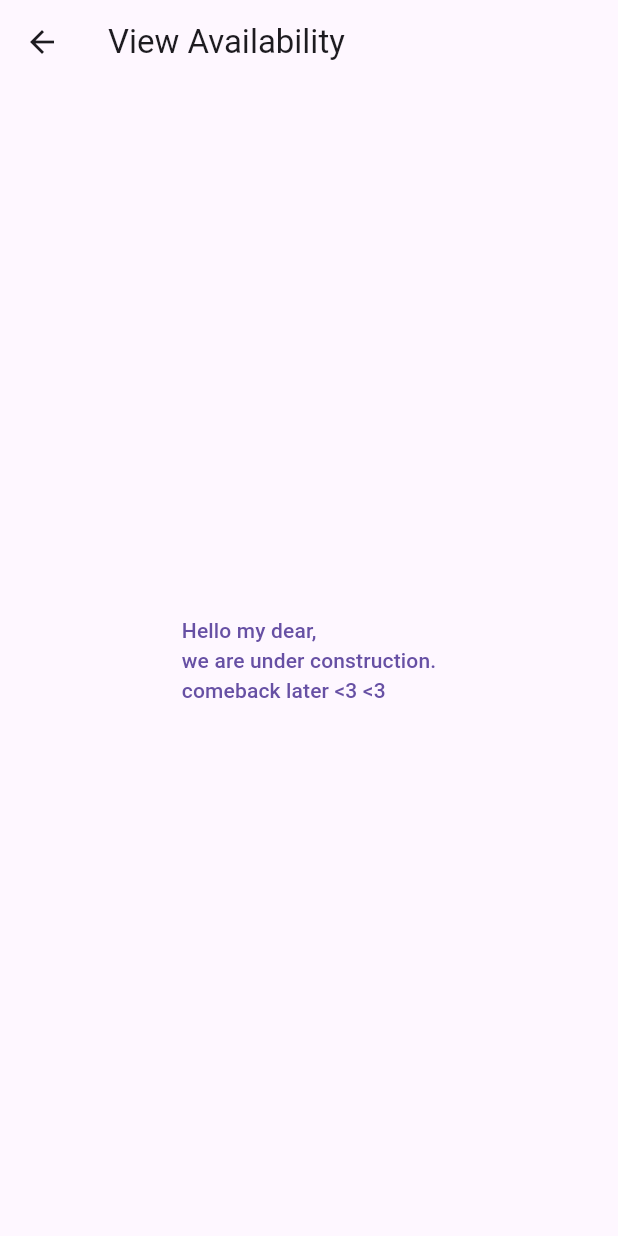
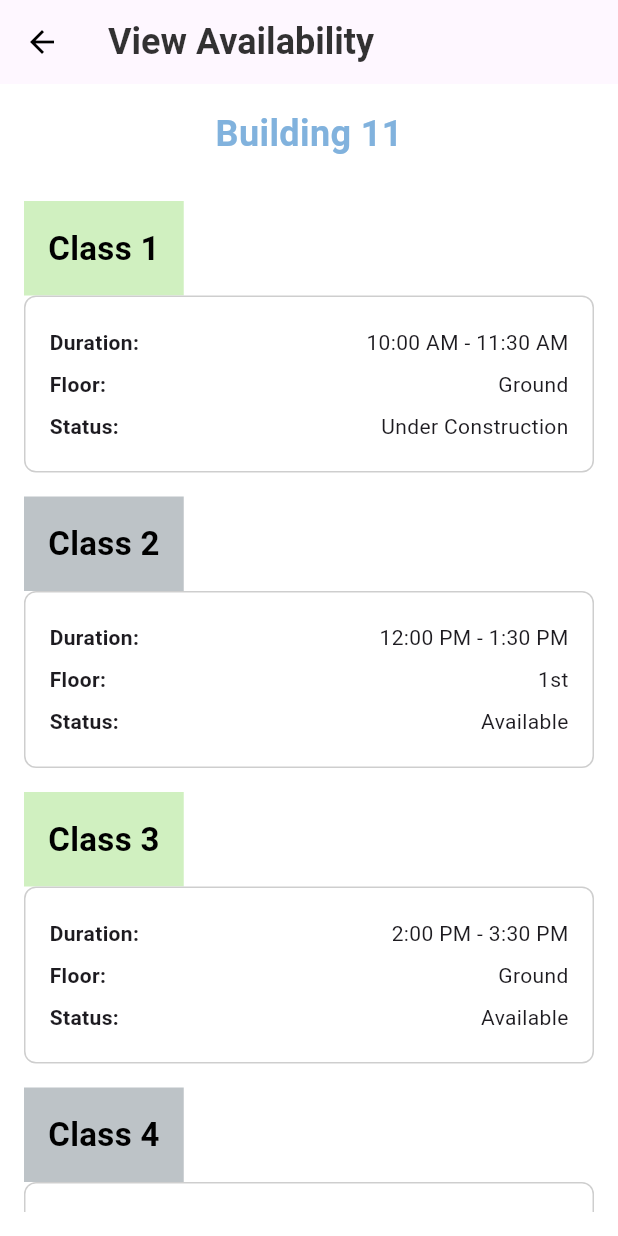
Before and after one commit to RawanTallha/ClasSwift-0.2, a Flutter app: the HomePage screen opened directly, after a tap on "View availability", on a phone screen of 412 x 824 dp. Run offline on Flutter 3.47's test engine with Material 3 defaults, Android fonts, the phone set to English and light mode, and no system bars.

Commit message:
service page - kinda ? -

```diff
--- a/Frontend/classwift/lib/main.dart
+++ b/Frontend/classwift/lib/main.dart
@@ -17,10 +17,10 @@ class MainApp extends StatelessWidget {
     return MaterialApp(
       debugShowCheckedModeBanner: false,
       //home: HomePage(),
-      //home: services_page(title: 'money talks'),
+      home: ServicesPage(title: 'angry hams',),
       //home: history_page(),
       //home: NavigationBarScreen(), // we start from here
-      home: LoginPage(),
+      //home: LoginPage(),
     );
 
   }
--- a/Frontend/classwift/lib/pages/home_page.dart
+++ b/Frontend/classwift/lib/pages/home_page.dart
@@ -132,7 +132,7 @@ class _HomePageState extends State<HomePage> {
                     iconImagePath: 'lib/assets/users-class.png',
                     pageTitle: 'View Availability',
                     buttonText: 'View now!',
-                    pageName: services_page(title: 'View Availability'),
+                    pageName: ServicesPage(title: 'View Availability'),
                   ),
                   ServicesCard(
                     serviceName: 'Report an issue',
--- a/Frontend/classwift/lib/pages/services_page.dart
+++ b/Frontend/classwift/lib/pages/services_page.dart
@@ -1,22 +1,136 @@
 import 'package:flutter/material.dart';
 
-class services_page extends StatelessWidget {
-  const services_page({Key? key, required this.title}) : super(key: key);
+class ServicesPage extends StatelessWidget {
+  const ServicesPage({Key? key, required this.title}) : super(key: key);
   final String title;
 
   @override
   Widget build(BuildContext context) {
     return Scaffold(
       appBar: AppBar(
-        title: Text(title),
+        title: AnimatedOpacity(
+          opacity: 0.8, // Adjust opacity for desired fade level
+          duration: const Duration(milliseconds: 300), // Adjust duration for fade speed
+          child: Text(
+            title,
+            style: const TextStyle(
+              fontSize: 24,
+              fontWeight: FontWeight.bold,
+              color: Colors.black, // Keep the text color black
+            ),
+          ),
+        ),
+        backgroundColor: Colors.transparent, // Make the AppBar transparent
+        elevation: 0, // Remove the shadow
+        iconTheme: const IconThemeData(color: Colors.black), // Set the back button color to black
       ),
-      body: Center(
-        child: TextButton(
-          onPressed: () {},
-          child: const Text(
-              'Hello my dear,\nwe are under construction.\ncomeback later <3 <3'),
+      body: Container(
+        color: Colors.white,
+        padding: const EdgeInsets.all(16.0),
+        child: Column(
+          children: [
+            // Header
+            Text(
+              'Building 11',
+              style: TextStyle(
+                fontSize: 24,
+                fontWeight: FontWeight.bold,
+                color: Color(0xFF81B2DD), // Set the text color to 81B2DD
+              ),
+            ),
+            const SizedBox(height: 20),
+            // Class List
+            Expanded(
+              child: ListView(
+                children: [
+                  // Example Class Entries
+                  buildClassBar(
+                      'Class 1',
+                      '10:00 AM - 11:30 AM',
+                      'Ground',
+                      'Under Construction',
+                      Color(0xFFD0F0C0)), // Light Apple Green
+                  buildClassBar(
+                      'Class 2',
+                      '12:00 PM - 1:30 PM',
+                      '1st',
+                      'Available',
+                      Color(0xFFBDC3C7)), // Light Gray
+                  buildClassBar(
+                      'Class 3',
+                      '2:00 PM - 3:30 PM',
+                      'Ground',
+                      'Available',
+                      Color(0xFFD0F0C0)), // Light Apple Green
+                  buildClassBar(
+                      'Class 4',
+                      '4:00 PM - 5:30 PM',
+                      '1st',
+                      'Under Construction',
+                      Color(0xFFBDC3C7)), // Light Gray
+                ],
+              ),
+            ),
+          ],
         ),
       ),
     );
   }
+
+  Widget buildClassBar(String classNumber, String duration, String floor, String status, Color color) {
+    return Container(
+      margin: const EdgeInsets.symmetric(vertical: 8.0),
+      child: Column(
+        crossAxisAlignment: CrossAxisAlignment.start,
+        children: [
+          // Class Number Bar
+          Container(
+            color: color,
+            padding: const EdgeInsets.all(16.0),
+            child: Text(
+              classNumber,
+              style: const TextStyle(
+                fontSize: 22,
+                fontWeight: FontWeight.bold,
+                color: Colors.black,
+              ),
+            ),
+          ),
+          // Details Container
+          Container(
+            padding: const EdgeInsets.all(16.0),
+            decoration: BoxDecoration(
+              border: Border.all(color: Colors.grey.withOpacity(0.5)),
+              borderRadius: BorderRadius.circular(8.0),
+              color: Colors.white,
+            ),
+            child: Column(
+              crossAxisAlignment: CrossAxisAlignment.start,
+              children: [
+                buildDetailRow('Duration:', duration),
+                buildDetailRow('Floor:', floor),
+                buildDetailRow('Status:', status),
+              ],
+            ),
+          ),
+        ],
+      ),
+    );
+  }
+
+  Widget buildDetailRow(String title, String value) {
+    return Padding(
+      padding: const EdgeInsets.symmetric(vertical: 4.0),
+      child: Row(
+        mainAxisAlignment: MainAxisAlignment.spaceBetween,
+        children: [
+          Text(
+            title,
+            style: const TextStyle(fontWeight: FontWeight.bold),
+          ),
+          Text(value),
+        ],
+      ),
+    );
+  }
 }
```
